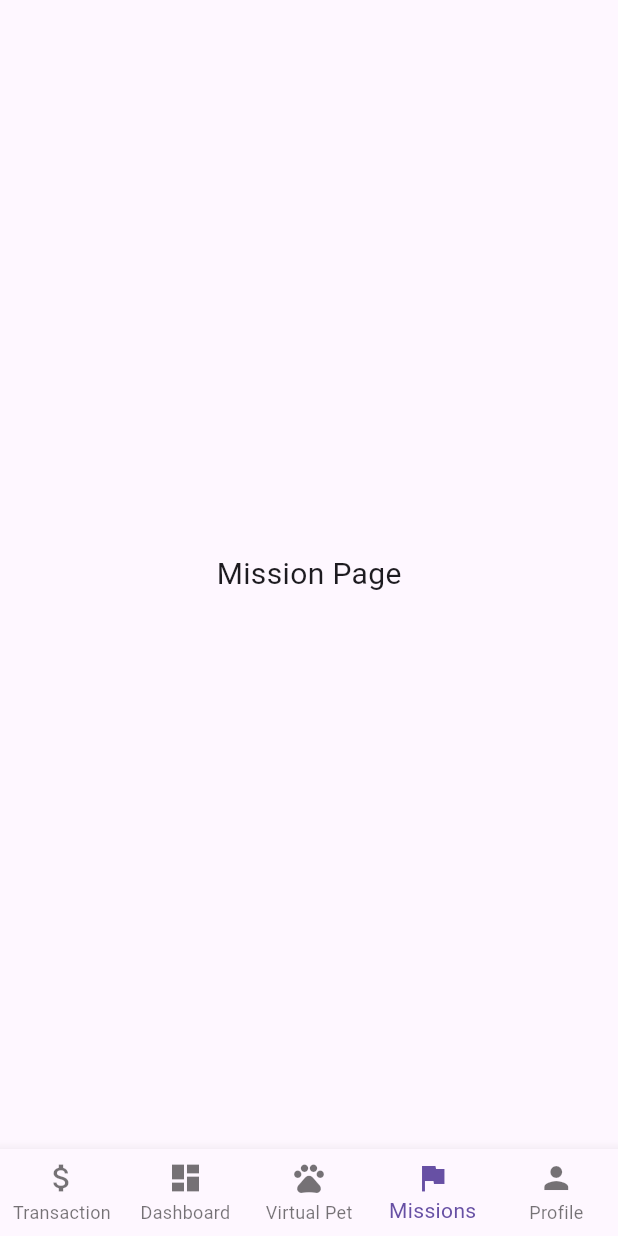
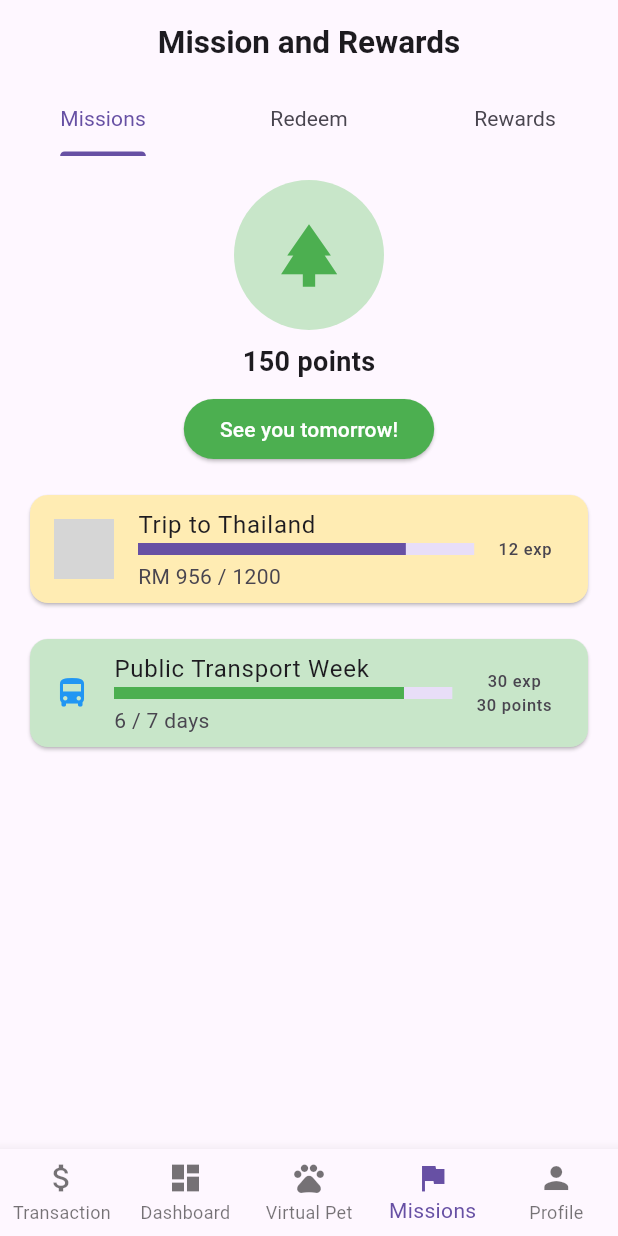
Before and after one commit to junhubdotcom/steadypunpipi_kitahack, a Flutter app: the screen it shows after launch, item 4 of the bottom bar chosen, on a phone screen of 412 x 824 dp. Run offline on Flutter 3.47's test engine with Material 3 defaults, Android fonts, the light colour scheme and no system bars; network calls fail; grey boxes are pictures that could not be loaded.

Commit message:
Auto generated + First draft on game

```diff
--- /dev/null
+++ b/lib/components/mission_tab1.dart
@@ -0,0 +1,83 @@
+import 'package:flutter/material.dart';
+
+class MissionTab1 extends StatelessWidget {
+  const MissionTab1({super.key});
+
+  @override
+  Widget build(BuildContext context) {
+    return Column(
+      children: [
+        _buildDailyCheckIn(),
+        SizedBox(height: 16),
+        _buildFinancialGoals(),
+        SizedBox(height: 16),
+        _buildSustainableQuests(),
+      ],
+    );
+  }
+
+  Widget _buildDailyCheckIn() {
+    return Column(
+      crossAxisAlignment: CrossAxisAlignment.center,
+      children: [
+        CircleAvatar(
+          radius: 50,
+          backgroundColor: Colors.green[100],
+          child: Icon(Icons.park, size: 50, color: Colors.green),
+        ),
+        SizedBox(height: 8),
+        Text('150 points', style: TextStyle(fontSize: 18, fontWeight: FontWeight.bold)),
+        SizedBox(height: 8),
+        ElevatedButton(
+          onPressed: () {},
+          style: ElevatedButton.styleFrom(backgroundColor: Colors.green),
+          child: Text('See you tomorrow!', style: TextStyle(color: Colors.white)),
+        ),
+      ],
+    );
+  }
+
+  Widget _buildFinancialGoals() {
+    return Card(
+      color: Colors.amber[100],
+      child: ListTile(
+        leading: Image.network('https://flagcdn.com/w40/th.png', width: 40),
+        title: Text('Trip to Thailand'),
+        subtitle: Column(
+          crossAxisAlignment: CrossAxisAlignment.start,
+          children: [
+            LinearProgressIndicator(value: 956 / 1200, minHeight: 8),
+            SizedBox(height: 4),
+            Text('RM 956 / 1200'),
+          ],
+        ),
+        trailing: Text('12 exp'),
+      ),
+    );
+  }
+
+  Widget _buildSustainableQuests() {
+    return Card(
+      color: Colors.green[100],
+      child: ListTile(
+        leading: Icon(Icons.directions_bus, color: Colors.blue),
+        title: Text('Public Transport Week'),
+        subtitle: Column(
+          crossAxisAlignment: CrossAxisAlignment.start,
+          children: [
+            LinearProgressIndicator(value: 6 / 7, minHeight: 8, color: Colors.green),
+            SizedBox(height: 4),
+            Text('6 / 7 days'),
+          ],
+        ),
+        trailing: Column(
+          mainAxisAlignment: MainAxisAlignment.center,
+          children: [
+            Text('30 exp'),
+            Text('30 points'),
+          ],
+        ),
+      ),
+    );
+  }
+}
--- a/lib/screens/mission.dart
+++ b/lib/screens/mission.dart
@@ -1,12 +1,48 @@
 import 'package:flutter/material.dart';
+import 'package:steadypunpipi_vhack/components/mission_tab1.dart';
 
 class MissionPage extends StatelessWidget {
   const MissionPage({super.key});
 
   @override
   Widget build(BuildContext context) {
-    return Scaffold(
-      body: Center(child: Text("Mission Page", style: TextStyle(fontSize: 20))),
+    return MaterialApp(
+      home: DefaultTabController(
+        length: 3,
+        child: Scaffold(
+          appBar: AppBar(
+            title: Text(
+              'Mission and Rewards',
+              style: TextStyle(
+                fontSize: 21,
+                fontWeight: FontWeight.bold,
+              ),
+            ),
+            centerTitle: true,
+            bottom: TabBar(
+              dividerColor: Colors.transparent,
+              tabs: [
+                Tab(child: Text('Missions', style: TextStyle(fontWeight: FontWeight.normal))),
+                Tab(child: Text('Redeem', style: TextStyle(fontWeight: FontWeight.normal))),
+                Tab(child: Text('Rewards', style: TextStyle(fontWeight: FontWeight.normal))),
+              ]
+            ),
+          ),
+          body: TabBarView(
+            children: [
+              Padding(
+                padding: const EdgeInsets.all(16.0),
+                child: Column(
+                  crossAxisAlignment: CrossAxisAlignment.start,
+                  children: [
+                    MissionTab1(),
+                  ],
+                ),
+              ),
+            ],
+          ),
+        ),
+      ),
     );
   }
 }
```
Also changed, not shown: 125 other files.
